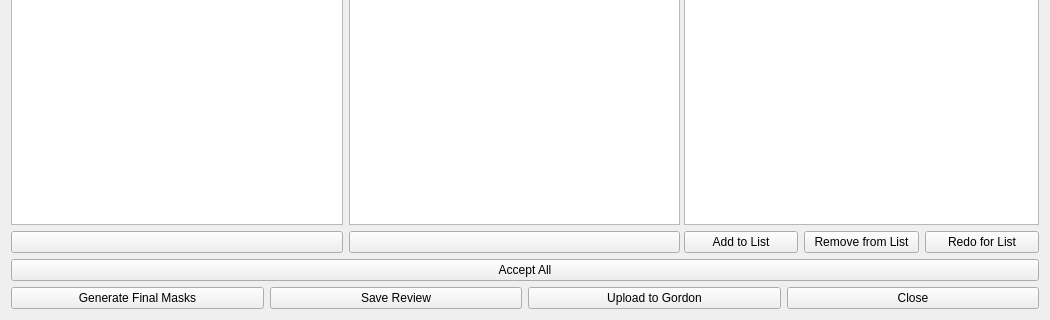
First picture: the form in gui/MaskEditingGui.ui, repository mistycheney/MouseBrainAtlas, before the edit; both pictures show x 0 to 1050 and y 507 to 827 of the 1050 by 827 pixel window.
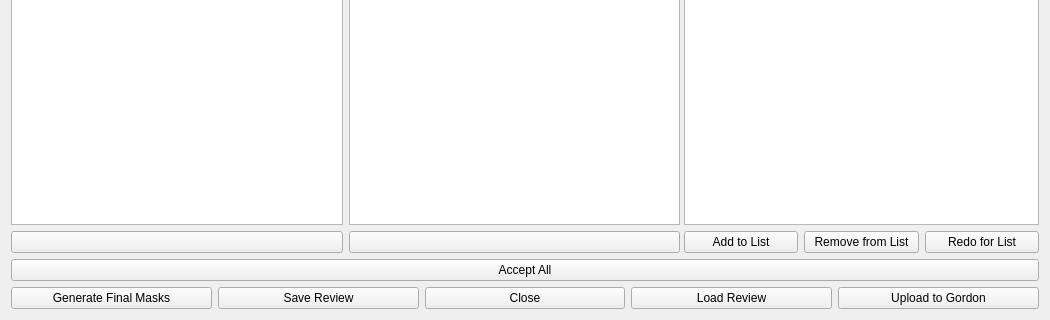
Second picture: the form after the edit.

Commit message: Implement a more intuitive version for mask editing tool in GUI

```diff
--- a/gui/MaskEditingGui.ui
+++ b/gui/MaskEditingGui.ui
@@ -142,13 +142,6 @@
        </property>
       </widget>
      </item>
-     <item>
-      <widget class="QPushButton" name="button_uploadMasks">
-       <property name="text">
-        <string>Upload to Gordon</string>
-       </property>
-      </widget>
-     </item>
      <item>
       <widget class="QPushButton" name="button_closeMaskGui">
        <property name="text">
@@ -156,6 +149,20 @@
        </property>
       </widget>
      </item>
+     <item>
+      <widget class="QPushButton" name="button_loadReview">
+       <property name="text">
+        <string>Load Review</string>
+       </property>
+      </widget>
+     </item>
+     <item>
+      <widget class="QPushButton" name="button_uploadMasks">
+       <property name="text">
+        <string>Upload to Gordon</string>
+       </property>
+      </widget>
+     </item>
     </layout>
    </item>
   </layout>
```
Left out of the diff: 8 changed lines with no effect on the pictures. The commit also changes 16 other files.
